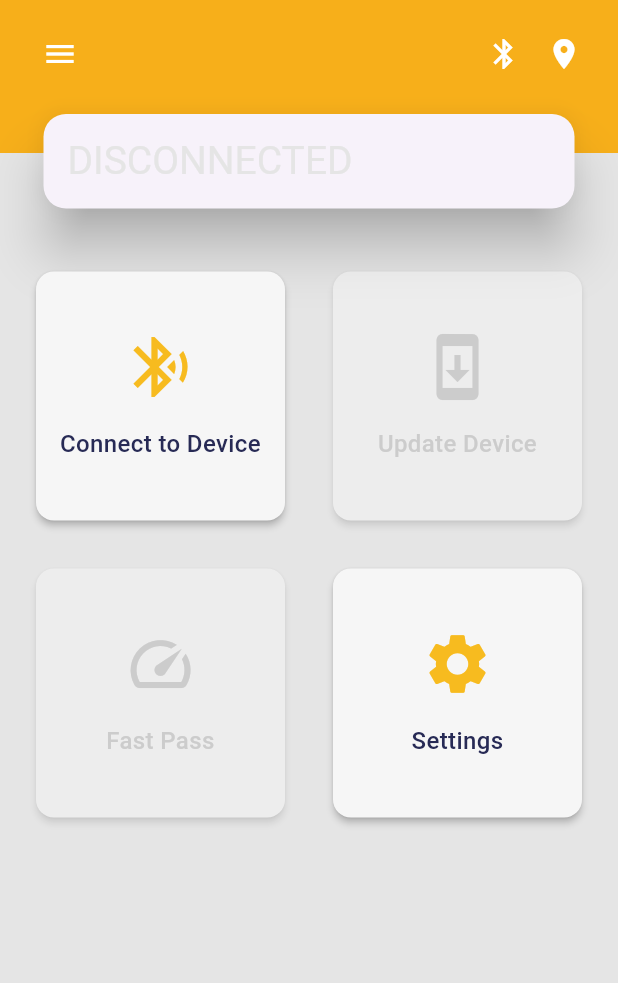
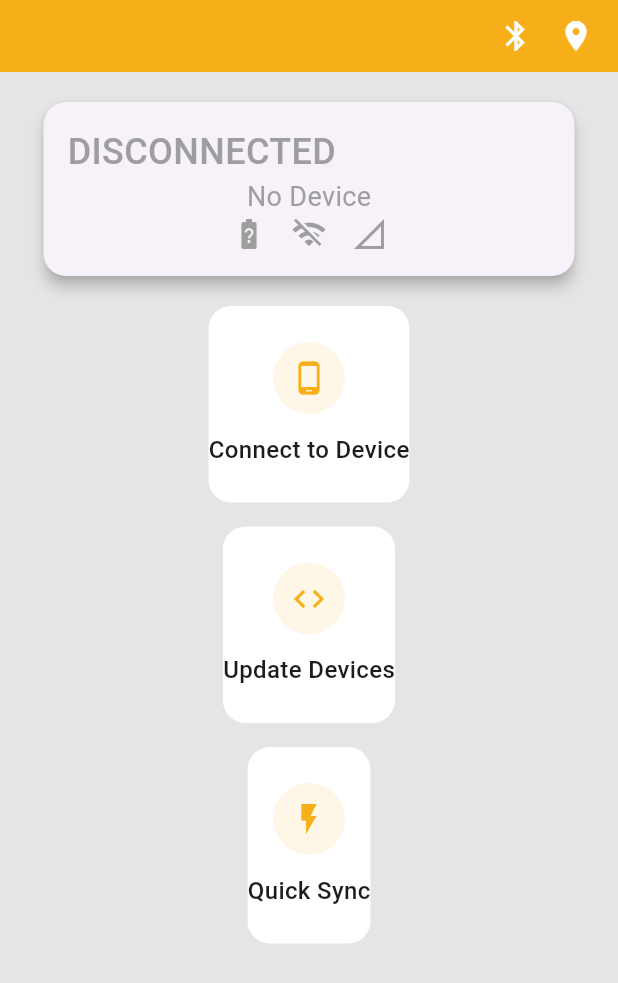
Before and after one commit to knakul853/gsatrancher, a Flutter app: the screen it shows after launch, on a phone screen of 412 x 824 dp. Shown: the top 983 px of the screen. Run offline on Flutter 3.47's test engine with Material 3 defaults, Android fonts, the phone set to English and light mode, and no system bars; our stand-ins replace device_info_plus, flutter_blue_plus, location, permission_handler.

Commit message:
redirect user to home screen

```diff
--- a/lib/models/device_model.dart
+++ b/lib/models/device_model.dart
@@ -4,6 +4,8 @@ class Device {
   final bool isConnected;
   final String status;
   final String firmwareVersion;
+  final int batteryLevel;
+  final String signalStrength;
 
   Device({
     required this.id,
@@ -11,5 +13,9 @@ class Device {
     required this.isConnected,
     required this.status,
     required this.firmwareVersion,
+    required this.batteryLevel,
+    required this.signalStrength,
   });
+
+  String get version => firmwareVersion;
 }
--- a/lib/screens/home/home_screen.dart
+++ b/lib/screens/home/home_screen.dart
@@ -15,153 +15,204 @@ class HomeScreen extends StatelessWidget {
     return Consumer<DeviceService>(
       builder: (context, deviceService, child) {
         final bool isConnected = deviceService.isConnected;
+        final device = deviceService.currentDevice;
 
         return Scaffold(
           backgroundColor: AppColors.lightBackdrop,
           body: Column(
             children: [
-              // Top Navigation Bar
+              // Top Navigation Bar with Status Indicators
               Container(
                 color: AppColors.primary600,
                 child: SafeArea(
                   bottom: false,
-                  child: Column(
-                    children: [
-                      Padding(
-                        padding: const EdgeInsets.symmetric(
-                          horizontal: 16,
-                          vertical: 12,
+                  child: Padding(
+                    padding: const EdgeInsets.symmetric(horizontal: 16, vertical: 12),
+                    child: Row(
+                      mainAxisAlignment: MainAxisAlignment.end,
+                      children: [
+                        StatusIndicators(
+                          isBluetoothEnabled: deviceService.isBluetoothEnabled,
+                          isLocationEnabled: deviceService.isLocationEnabled,
                         ),
-                        child: Row(
-                          mainAxisAlignment: MainAxisAlignment.spaceBetween,
-                          children: [
-                            IconButton(
-                              icon: const Icon(Icons.menu),
-                              color: Colors.white,
-                              onPressed: () {
-                                // TODO: Implement menu
-                              },
-                            ),
-                            Row(
-                              children: [
-                                StatusIndicators(
-                                  isBluetoothEnabled:
-                                      deviceService.isBluetoothEnabled,
-                                  isLocationEnabled:
-                                      deviceService.isLocationEnabled,
-                                ),
-                                const SizedBox(width: 8),
-                              ],
-                            ),
-                          ],
-                        ),
-                      ),
-                      const SizedBox(height: 30), // Space for the floating card
-                    ],
-                  ),
-                ),
-              ),
-
-              // Floating Connection Status Card
-              Transform.translate(
-                offset: const Offset(0, -30),
-                child: Padding(
-                  padding: const EdgeInsets.symmetric(horizontal: 25),
-                  child: Card(
-                    elevation: 15,
-                    shape: RoundedRectangleBorder(
-                      borderRadius: BorderRadius.circular(15),
-                    ),
-                    child: Padding(
-                      padding: const EdgeInsets.symmetric(
-                        horizontal: 16,
-                        vertical: 13,
-                      ),
-                      child: Row(
-                        children: [
-                          Text(
-                            isConnected ? 'CONNECTED' : 'DISCONNECTED',
-                            style: TextStyle(
-                              fontSize: 26,
-                              color: isConnected
-                                  ? AppColors.primary600
-                                  : AppColors.lightBackdrop,
-                              letterSpacing: 0,
-                              fontWeight: FontWeight.w400,
-                            ),
-                          ),
-                          const Spacer(),
-                          if (isConnected)
-                            IconButton(
-                              icon: const Icon(Icons.close),
-                              onPressed: () {
-                                // TODO: Implement disconnect
-                              },
-                            ),
-                        ],
-                      ),
+                      ],
                     ),
                   ),
                 ),
               ),
 
-              // Scrollable Content Area
+              // Device Status Card
+              Padding(
+                padding: const EdgeInsets.symmetric(horizontal: 25, vertical: 16),
+                child: Card(
+                  elevation: 4,
+                  shape: RoundedRectangleBorder(
+                    borderRadius: BorderRadius.circular(15),
+                  ),
+                  child: Padding(
+                    padding: const EdgeInsets.all(16),
+                    child: Column(
+                      children: [
+                        Row(
+                          mainAxisAlignment: MainAxisAlignment.spaceBetween,
+                          children: [
+                            Text(
+                              isConnected ? 'CONNECTED' : 'DISCONNECTED',
+                              style: TextStyle(
+                                fontSize: 24,
+                                color: isConnected ? Colors.green : Colors.grey,
+                                fontWeight: FontWeight.w500,
+                              ),
+                            ),
+                            if (isConnected)
+                              IconButton(
+                                icon: const Icon(Icons.close),
+                                onPressed: () => deviceService.disconnectDevice(),
+                              ),
+                          ],
+                        ),
+                        if (isConnected && device != null) ...[
+                          const SizedBox(height: 8),
+                          Row(
+                            mainAxisAlignment: MainAxisAlignment.spaceBetween,
+                            children: [
+                              Column(
+                                crossAxisAlignment: CrossAxisAlignment.start,
+                                children: [
+                                  Text(
+                                    device.name,
+                                    style: const TextStyle(
+                                      fontSize: 18,
+                                      fontWeight: FontWeight.w500,
+                                    ),
+                                  ),
+                                  Text(
+                                    device.version,
+                                    style: TextStyle(
+                                      fontSize: 14,
+                                      color: Colors.grey[600],
+                                    ),
+                                  ),
+                                ],
+                              ),
+                              Row(
+                                children: [
+                                  Column(
+                                    children: [
+                                      const Icon(Icons.battery_full),
+                                      Text('${device.batteryLevel}%'),
+                                    ],
+                                  ),
+                                  const SizedBox(width: 16),
+                                  Column(
+                                    children: [
+                                      const Icon(Icons.signal_cellular_4_bar),
+                                      Text(device.signalStrength),
+                                    ],
+                                  ),
+                                ],
+                              ),
+                            ],
+                          ),
+                        ] else ...[
+                          const Text(
+                            'No Device',
+                            style: TextStyle(
+                              fontSize: 18,
+                              color: Colors.grey,
+                            ),
+                          ),
+                          const Row(
+                            mainAxisAlignment: MainAxisAlignment.center,
+                            children: [
+                              Icon(Icons.battery_unknown, color: Colors.grey),
+                              SizedBox(width: 16),
+                              Icon(Icons.wifi_off, color: Colors.grey),
+                              SizedBox(width: 16),
+                              Icon(Icons.signal_cellular_0_bar, color: Colors.grey),
+                            ],
+                          ),
+                        ],
+                      ],
+                    ),
+                  ),
+                ),
+              ),
+
+              // Action Buttons
               Expanded(
                 child: SingleChildScrollView(
-                  padding: const EdgeInsets.only(top: 0),
+                  padding: const EdgeInsets.symmetric(horizontal: 25),
                   child: Column(
                     children: [
-                      Padding(
-                        padding: const EdgeInsets.symmetric(horizontal: 16),
-                        child: GridView.count(
-                          shrinkWrap: true,
-                          physics: const NeverScrollableScrollPhysics(),
-                          crossAxisCount: 2,
-                          mainAxisSpacing: 16,
-                          crossAxisSpacing: 16,
+                      if (!isConnected) ...[
+                        _ActionButton(
+                          icon: Icons.phone_android,
+                          title: 'Connect to Device',
+                          onTap: () => Navigator.push(
+                            context,
+                            MaterialPageRoute(builder: (_) => const ScanScreen()),
+                          ),
+                        ),
+                        const SizedBox(height: 16),
+                        _ActionButton(
+                          icon: Icons.code,
+                          title: 'Update Devices',
+                          onTap: () {}, // TODO: Implement update devices
+                        ),
+                        const SizedBox(height: 16),
+                        _ActionButton(
+                          icon: Icons.flash_on,
+                          title: 'Quick Sync',
+                          onTap: () {}, // TODO: Implement quick sync
+                        ),
+                      ] else ...[
+                        Row(
                           children: [
-                            DeviceCard(
-                              title: 'Connect to Device',
-                              icon: Icons.bluetooth_searching,
-                              onTap: () {
-                                Navigator.push(
-                                  context,
-                                  MaterialPageRoute(
-                                      builder: (context) => const ScanScreen()),
-                                );
-                              },
+                            Expanded(
+                              child: _ActionButton(
+                                icon: Icons.info_outline,
+                                title: 'Details',
+                                onTap: () {}, // TODO: Implement details
+                              ),
                             ),
-                            DeviceCard(
-                              title: 'Update Device',
-                              icon: Icons.system_update,
-                              onTap: () {
-                                // TODO: Implement update device
-                              },
-                              isEnabled: isConnected,
-                            ),
-                            DeviceCard(
-                              title: 'Fast Pass',
-                              icon: Icons.speed,
-                              onTap: () {
-                                // TODO: Implement fast pass
-                              },
-                              isEnabled: isConnected,
-                            ),
-                            DeviceCard(
-                              title: 'Settings',
-                              icon: Icons.settings,
-                              onTap: () {
-                                Navigator.push(
-                                  context,
-                                  MaterialPageRoute(
-                                    builder: (context) => const SettingsScreen(),
-                                  ),
-                                );
-                              },
+                            const SizedBox(width: 16),
+                            Expanded(
+                              child: _ActionButton(
+                                icon: Icons.settings,
+                                title: 'Configure',
+                                onTap: () {}, // TODO: Implement configure
+                              ),
                             ),
                           ],
                         ),
-                      ),
+                        const SizedBox(height: 16),
+                        Row(
+                          children: [
+                            Expanded(
+                              child: _ActionButton(
+                                icon: Icons.medical_services_outlined,
+                                title: 'Diagnose',
+                                onTap: () {}, // TODO: Implement diagnose
+                              ),
+                            ),
+                            const SizedBox(width: 16),
+                            Expanded(
+                              child: _ActionButton(
+                                icon: Icons.history,
+                                title: 'History',
+                                onTap: () {}, // TODO: Implement history
+                              ),
+                            ),
+                          ],
+                        ),
+                        const SizedBox(height: 16),
+                        _ActionButton(
+                          icon: Icons.power_settings_new,
+                          title: 'Quick Activate',
+                          onTap: () {}, // TODO: Implement quick activate
+                        ),
+                      ],
                     ],
                   ),
                 ),
@@ -173,3 +224,51 @@ class HomeScreen extends StatelessWidget {
     );
   }
 }
+
+class _ActionButton extends StatelessWidget {
+  final IconData icon;
+  final String title;
+  final VoidCallback onTap;
+
+  const _ActionButton({
+    required this.icon,
+    required this.title,
+    required this.onTap,
+  });
+
+  @override
+  Widget build(BuildContext context) {
+    return Material(
+      color: Colors.white,
+      borderRadius: BorderRadius.circular(15),
+      child: InkWell(
+        onTap: onTap,
+        borderRadius: BorderRadius.circular(15),
+        child: Padding(
+          padding: const EdgeInsets.symmetric(vertical: 24),
+          child: Column(
+            mainAxisSize: MainAxisSize.min,
+            children: [
+              Container(
+                padding: const EdgeInsets.all(12),
+                decoration: BoxDecoration(
+                  color: AppColors.primary600.withOpacity(0.1),
+                  shape: BoxShape.circle,
+                ),
+                child: Icon(icon, color: AppColors.primary600),
+              ),
+              const SizedBox(height: 12),
+              Text(
+                title,
+                style: const TextStyle(
+                  fontSize: 16,
+                  fontWeight: FontWeight.w500,
+                ),
+              ),
+            ],
+          ),
+        ),
+      ),
+    );
+  }
+}
--- a/lib/screens/scan/scan_screen.dart
+++ b/lib/screens/scan/scan_screen.dart
@@ -10,6 +10,7 @@ import '../../services/ble_service.dart';
 import '../../widgets/device_list_item.dart';
 import '../../models/device_advertising_data.dart';
 import '../../services/permission_service.dart';
+import '../../services/device_service.dart'; // Added import for DeviceService
 
 class ScanScreen extends StatefulWidget {
   const ScanScreen({super.key});
@@ -413,7 +414,18 @@ class _ScanScreenState extends State<ScanScreen> {
     if (mounted) {
       Navigator.of(context).pop(); // Dismiss the dialog
 
-      if (!success) {
+      if (success) {
+        // Update device service with connected device
+        final deviceService = context.read<DeviceService>();
+        await deviceService.connectToDevice(
+          device.remoteId.toString(),
+          device.localName ?? 'Unknown Device',
+          'v2.2.3', // TODO: Get actual version from device
+        );
+
+        // Navigate back to home screen
+        Navigator.of(context).pop();
+      } else {
         // Restart scanning if connection failed
         _bleService.startScan(context);
       }
--- a/lib/services/device_service.dart
+++ b/lib/services/device_service.dart
@@ -12,14 +12,27 @@ class DeviceService extends ChangeNotifier {
   bool get isLocationEnabled => _isLocationEnabled;
   Device? get currentDevice => _currentDevice;
 
-  Future<void> connectToDevice(String deviceId) async {
-    // Implement device connection logic
+  void setConnectedDevice(Device device) {
+    _currentDevice = device;
+    _isConnected = true;
+    notifyListeners();
+  }
+
+  Future<void> connectToDevice(String deviceId, String name, String version) async {
+    _currentDevice = Device(
+      id: deviceId,
+      name: name,
+      isConnected: true,
+      status: 'Connected',
+      firmwareVersion: version,
+      batteryLevel: 75, // TODO: Get actual battery level
+      signalStrength: 'STRONG', // TODO: Calculate from RSSI
+    );
     _isConnected = true;
     notifyListeners();
   }
 
   Future<void> disconnectDevice() async {
-    // Implement device disconnection logic
     _isConnected = false;
     _currentDevice = null;
     notifyListeners();
```
